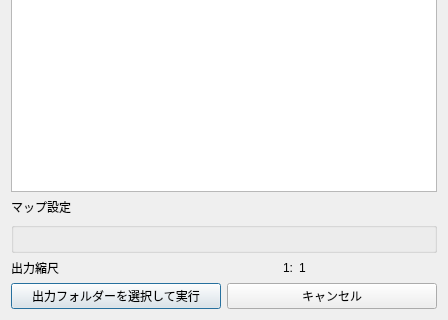
The window that ui/main_dialog.ui (MIERUNE/qgis-plugx-plugin) describes before a commit, drawn with Qt 5; both pictures show x 0 to 448 and y 341 to 661 of the 448 by 661 pixel window.
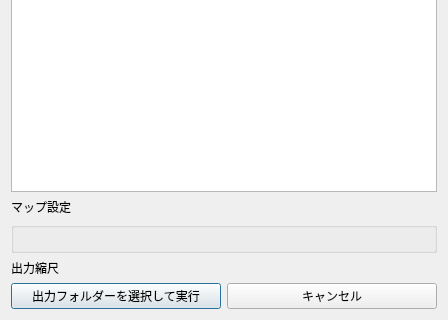
The same window after the commit. Custom widgets are drawn as their Qt base class.

Commit message: Replace scale text to scale box and make it updated

```diff
--- a/ui/main_dialog.ui
+++ b/ui/main_dialog.ui
@@ -55,17 +55,10 @@
        </property>
       </widget>
      </item>
-     <item alignment="Qt::AlignRight">
-      <widget class="QLabel" name="label_scale_1">
-       <property name="text">
-        <string>1:</string>
-       </property>
-      </widget>
-     </item>
      <item>
-      <widget class="QLabel" name="label_scale_value">
-       <property name="text">
-        <string>1</string>
+      <widget class="QgsScaleWidget" name="scale_widget">
+       <property name="showCurrentScaleButton">
+        <bool>true</bool>
        </property>
       </widget>
      </item>
@@ -109,6 +102,11 @@
    <extends>QWidget</extends>
    <header>qgsfilewidget.h</header>
   </customwidget>
+  <customwidget>
+   <class>QgsScaleWidget</class>
+   <extends>QWidget</extends>
+   <header>qgsscalewidget.h</header>
+  </customwidget>
  </customwidgets>
  <resources/>
  <connections/>
```
The commit also changes 1 other file.
